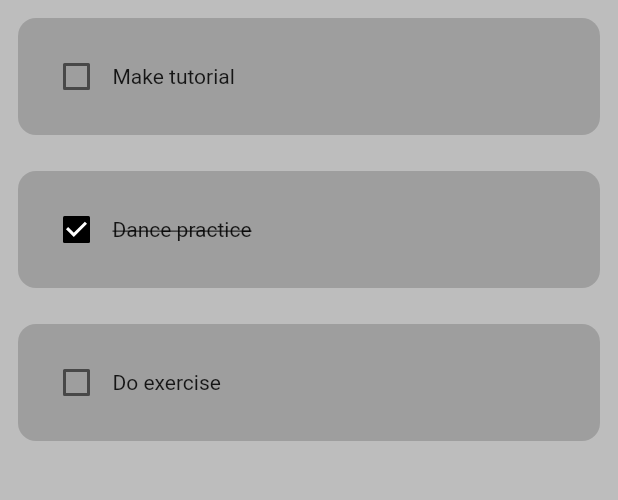
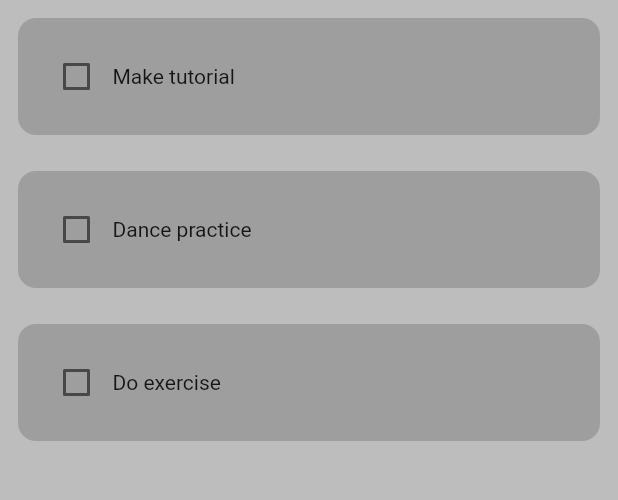
Before and after one commit to Jessedancr/Flutter, a Flutter app: the screen it shows after launch, on a phone screen of 412 x 824 dp, the part 84-584 px from its top. Run offline on Flutter 3.47's test engine with Material 2 defaults, Android fonts, the phone set to English and light mode, and no system bars; drawn by our look-alikes of flutter_slidable.

```diff
--- a/todoapp/lib/Components/todo_tile.dart
+++ b/todoapp/lib/Components/todo_tile.dart
@@ -1,21 +1,36 @@
 import 'package:flutter/material.dart';
+import 'package:flutter_slidable/flutter_slidable.dart';
 
 class ToDoTile extends StatelessWidget {
   final String taskName;
   final bool taskDone;
   Function(bool?)? onChanged;
+  Function(BuildContext)? deleteFunction;
 
   ToDoTile({
     super.key,
     required this.taskName,
     required this.taskDone,
     required this.onChanged,
+    required this.deleteFunction,
   });
 
   @override
   Widget build(BuildContext context) {
     return Padding(
       padding: const EdgeInsets.all(12.0),
+      child: Slidable(
+        endActionPane: ActionPane(
+          motion: StretchMotion(),
+          children: [
+            SlidableAction(
+              onPressed: deleteFunction,
+              icon: Icons.delete,
+              backgroundColor: Colors.redAccent,
+              borderRadius: BorderRadius.circular(12.0),
+            ),
+          ],
+        ),
         child: Container(
           padding: const EdgeInsets.all(15.0),
           decoration: BoxDecoration(
@@ -42,6 +57,7 @@ class ToDoTile extends StatelessWidget {
             ],
           ),
         ),
+      ),
     );
   }
 }
--- a/todoapp/lib/pages/homepage.dart
+++ b/todoapp/lib/pages/homepage.dart
@@ -13,28 +13,30 @@ class HomePage extends StatefulWidget {
 class _HomePageState extends State<HomePage> {
   // Text controller
   final _controller = TextEditingController();
-  // List of todo items
+  // LIST OF TODO ITEMS
   List toDoItems = [
     ["Make tutorial", false],
-    ["Dance practice", true],
+    ["Dance practice", false],
     ["Do exercise", false],
   ];
 
-  // Function to check or uncheck the box
+  // FUNCTION TO CHECK OR UNCHECK THE BOX
   void checkBoxChanged(bool? value, int index) {
     setState(() {
       toDoItems[index][1] = !toDoItems[index][1];
     });
   }
 
-  // Function to save new task
+  // FUNCTION TO SAVE NEW TASK
   void SaveNewTask(){
     setState(() {
-      toDoItems.add([controller.text]);
+      toDoItems.add([_controller.text, false]);
+      Navigator.of(context).pop();
+      _controller.clear();
     });
   }
 
-  // Function to create new task
+  // FUNCTION TO CREATE NEW TASK
   void createNewtask(){
     showDialog(context: context, builder: (context){
       return DialogBox(
@@ -45,6 +47,13 @@ class _HomePageState extends State<HomePage> {
     });
   }
   TextEditingController controller=TextEditingController();
+
+  // FUNCTION TO DELETE TASK
+  void deleteTask(int index){
+    setState(() {
+      toDoItems.removeAt(index);
+    });
+  }
   @override
   Widget build(BuildContext context) {
     return Scaffold(
@@ -65,6 +74,7 @@ class _HomePageState extends State<HomePage> {
           return ToDoTile(
             taskName: toDoItems[index][0],
             taskDone: toDoItems[index][1],
+            deleteFunction: (context) => deleteTask(index),
             onChanged: (value) {
               checkBoxChanged(value, index);
             },
--- a/todoapp/pubspec.yaml
+++ b/todoapp/pubspec.yaml
@@ -35,6 +35,7 @@ dependencies:
   # The following adds the Cupertino Icons font to your application.
   # Use with the CupertinoIcons class for iOS style icons.
   cupertino_icons: ^1.0.2
+  flutter_slidable: ^1.2.0
 
 dev_dependencies:
   flutter_test:
```
Also changed, not shown: todoapp/pubspec.lock. Lines whose indentation alone changed are shown as unchanged.
